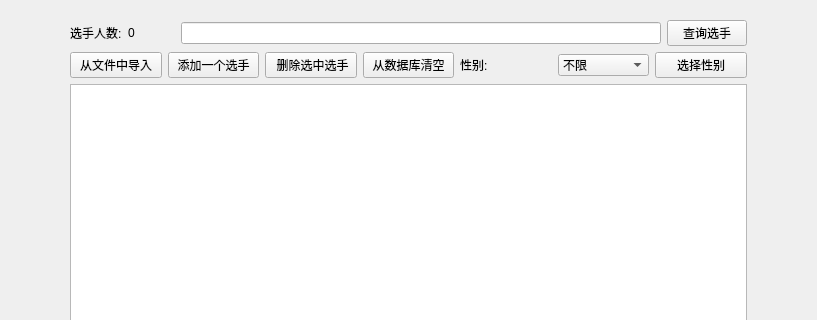
First picture: the form in palyermanager.ui, repository 35easy/PingPongClub, before the edit; both pictures show x 0 to 817 and y 0 to 320 of the 817 by 583 pixel window.
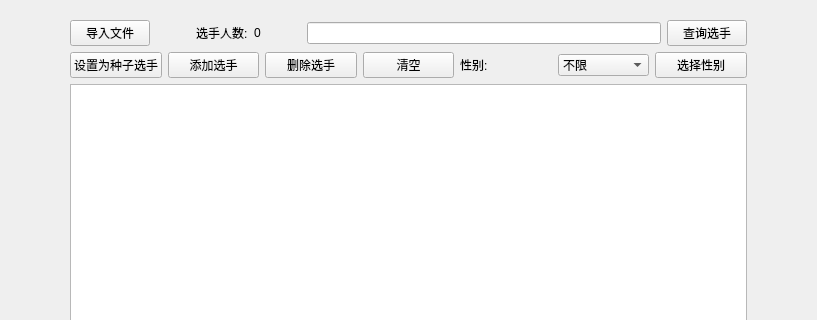
Second picture: the form after the edit.

Commit message: 种子选手和保存淘汰赛结果

What changed in the file:
```diff
--- a/palyermanager.ui
+++ b/palyermanager.ui
@@ -41,6 +41,29 @@
         <layout class="QVBoxLayout" name="verticalLayout_3">
          <item>
           <layout class="QHBoxLayout" name="horizontalLayout_2">
+           <item>
+            <widget class="QPushButton" name="btAddFilePlayer">
+             <property name="text">
+              <string>导入文件</string>
+             </property>
+            </widget>
+           </item>
+           <item>
+            <spacer name="horizontalSpacer_7">
+             <property name="orientation">
+              <enum>Qt::Horizontal</enum>
+             </property>
+             <property name="sizeType">
+              <enum>QSizePolicy::Minimum</enum>
+             </property>
+             <property name="sizeHint" stdset="0">
+              <size>
+               <width>40</width>
+               <height>20</height>
+              </size>
+             </property>
+            </spacer>
+           </item>
            <item>
             <widget class="QLabel" name="label_9">
              <property name="text">
@@ -86,30 +109,30 @@
          <item>
           <layout class="QHBoxLayout" name="horizontalLayout_4">
            <item>
-            <widget class="QPushButton" name="btAddFilePlayer">
+            <widget class="QPushButton" name="btIsSeed">
              <property name="text">
-              <string>从文件中导入</string>
+              <string>设置为种子选手</string>
              </property>
             </widget>
            </item>
            <item>
             <widget class="QPushButton" name="btAddAPlayer">
              <property name="text">
-              <string>添加一个选手</string>
+              <string>添加选手</string>
              </property>
             </widget>
            </item>
            <item>
             <widget class="QPushButton" name="btDeletPlayer">
              <property name="text">
-              <string> 删除选中选手</string>
+              <string>删除选手</string>
              </property>
             </widget>
            </item>
            <item>
             <widget class="QPushButton" name="btClearPlayer">
              <property name="text">
-              <string>从数据库清空</string>
+              <string>清空</string>
              </property>
             </widget>
            </item>
```
Left out of the diff: 17 changed lines with no effect on the pictures. The commit also changes 17 other files.
